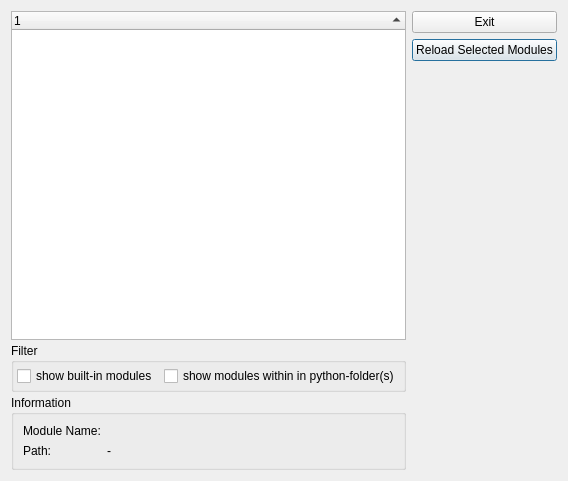
itom-project/itom, file Qitom/ui/dialogReloadModule.ui: the form before one commit.
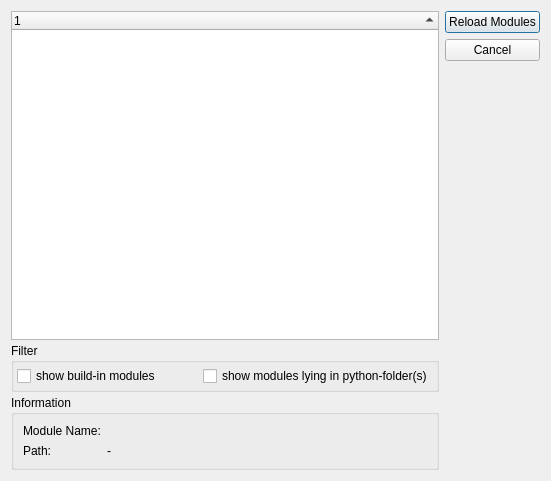
The form after the commit. Icons and pictures are not drawn.

```diff
--- a/Qitom/ui/dialogReloadModule.ui
+++ b/Qitom/ui/dialogReloadModule.ui
@@ -73,14 +73,14 @@
         <item>
          <widget class="QCheckBox" name="checkShowBuildin">
           <property name="text">
-           <string>show built-in modules</string>
+           <string>show build-in modules</string>
           </property>
          </widget>
         </item>
         <item>
          <widget class="QCheckBox" name="checkShowFromPythonPath">
           <property name="text">
-           <string>show modules within in python-folder(s)</string>
+           <string>show modules lying in python-folder(s)</string>
           </property>
          </widget>
         </item>
@@ -140,26 +140,23 @@
    </item>
    <item>
     <layout class="QVBoxLayout" name="verticalLayout_2">
-     <item>
-      <widget class="QPushButton" name="btnExit">
-       <property name="text">
-        <string>Exit</string>
-       </property>
-      </widget>
-     </item>
      <item>
       <widget class="QPushButton" name="btnReload">
        <property name="text">
-        <string>Reload Selected Modules</string>
-       </property>
-       <property name="icon">
-        <iconset theme="application-exit"/>
+        <string>Reload Modules</string>
        </property>
        <property name="default">
         <bool>true</bool>
        </property>
       </widget>
      </item>
+     <item>
+      <widget class="QPushButton" name="btnCancel">
+       <property name="text">
+        <string>Cancel</string>
+       </property>
+      </widget>
+     </item>
      <item>
       <spacer name="verticalSpacer">
        <property name="orientation">
```
Left out of the diff: 2 changed lines with no effect on the pictures.
